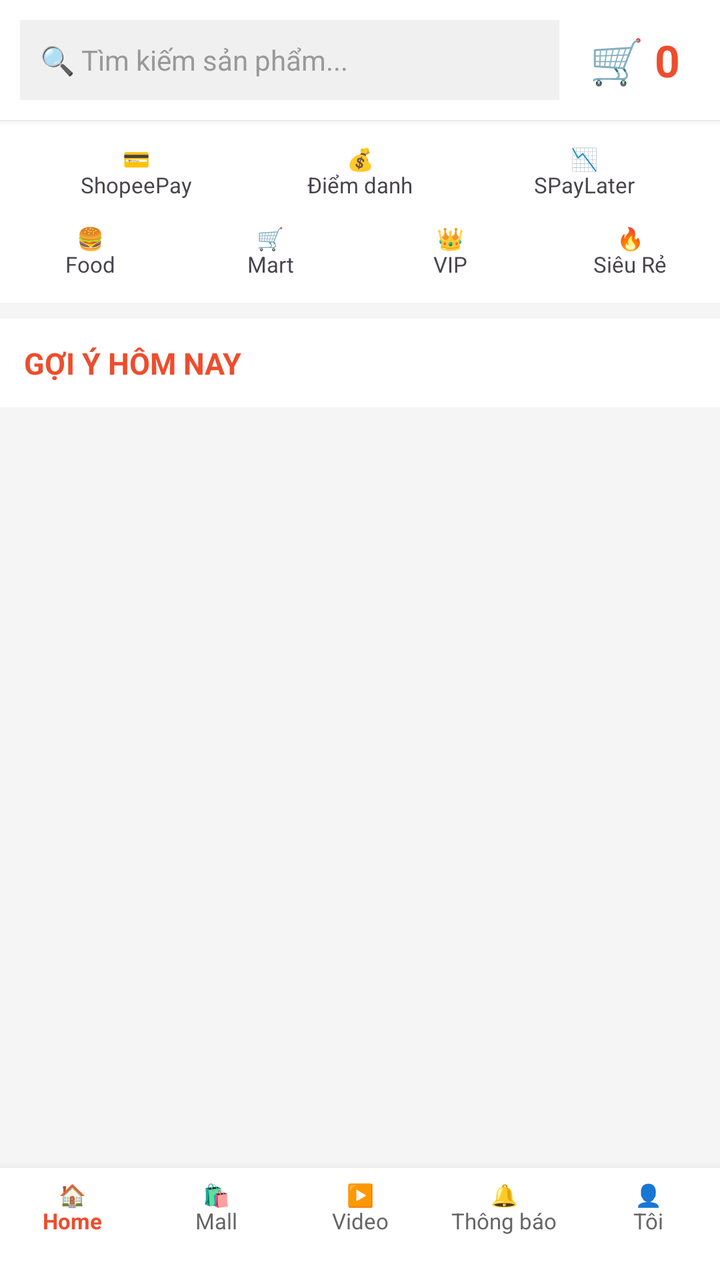
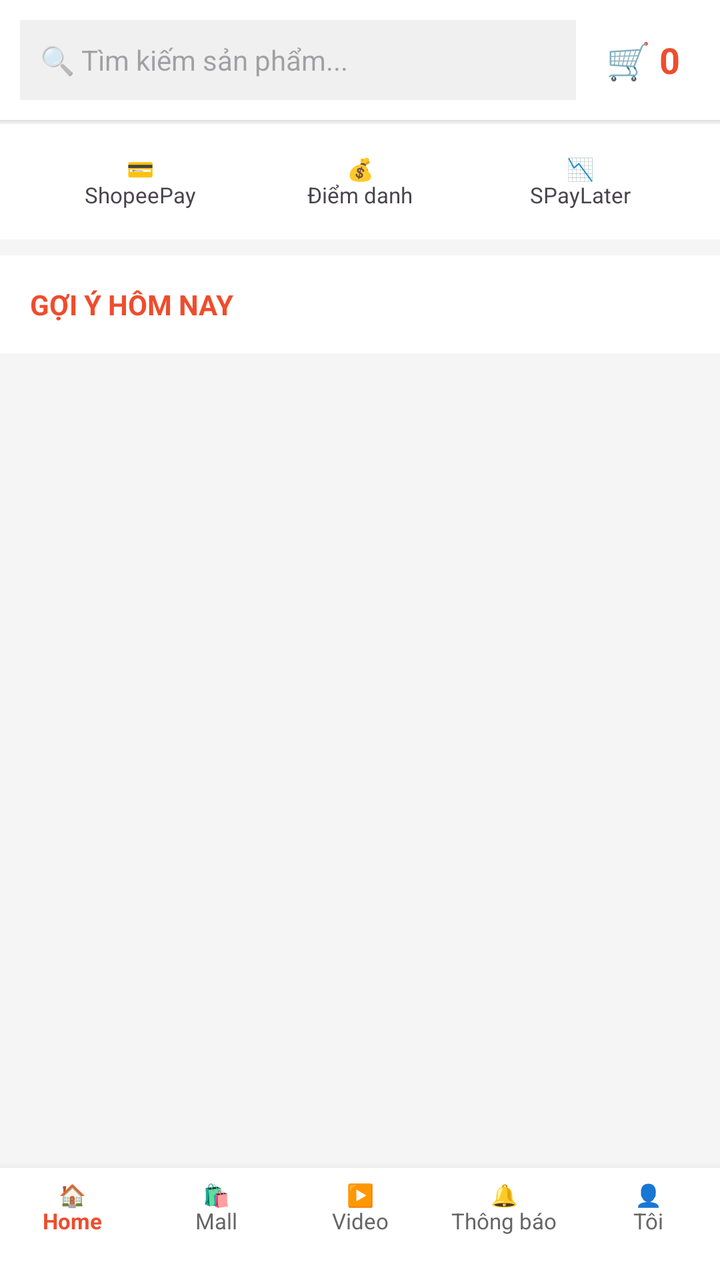

Compare the two renders of this Android layout. The source of the first and the diff that turns it into the second are given below.
<!-- AndroidManifest.xml: application theme Theme.MyApplication -->
<!-- res/layout/activity_main.xml -->
<?xml version="1.0" encoding="utf-8"?>
<RelativeLayout xmlns:android="http://schemas.android.com/apk/res/android"
    android:layout_width="match_parent"
    android:layout_height="match_parent"
    android:background="#F5F5F5"
    android:fitsSystemWindows="true"> 

    
    <LinearLayout
        android:id="@+id/topBar"
        android:layout_width="match_parent"
        android:layout_height="60dp"
        android:background="#FFFFFF"
        android:padding="10dp"
        android:gravity="center_vertical"
        android:elevation="2dp">

        <EditText
            android:id="@+id/edtSearch"
            android:layout_width="0dp"
            android:layout_weight="1"
            android:layout_height="40dp"
            android:background="#F0F0F0"
            android:hint="🔍 Tìm kiếm sản phẩm..."
            android:textColorHint="#999999"
            android:textColor="#333333"
            android:paddingLeft="10dp"
            android:textSize="14sp"
            android:singleLine="true" />

        
        <TextView
            android:id="@+id/tvCartShopee"
            android:layout_width="wrap_content"
            android:layout_height="match_parent"
            android:text="🛒 0"
            android:textColor="#EE4D2D"
            android:textSize="22sp"
            android:textStyle="bold"
            android:paddingLeft="15dp"
            android:paddingRight="10dp"
            android:gravity="center"
            android:background="?android:attr/selectableItemBackground"
            android:clickable="true"
            android:focusable="true" />
    </LinearLayout>

    
    <LinearLayout
        android:id="@+id/bottomNav"
        android:layout_width="match_parent"
        android:layout_height="56dp"
        android:layout_alignParentBottom="true"
        android:background="#FFFFFF"
        android:elevation="8dp"
        android:orientation="horizontal"
        android:paddingTop="6dp">

        <TextView android:layout_width="0dp" android:layout_height="match_parent" android:layout_weight="1" android:text="🏠\nHome" android:gravity="center_horizontal" android:textColor="#EE4D2D" android:textSize="11sp" android:textStyle="bold"/>
        <TextView android:layout_width="0dp" android:layout_height="match_parent" android:layout_weight="1" android:text="🛍️\nMall" android:gravity="center_horizontal" android:textColor="#666666" android:textSize="11sp"/>
        <TextView android:layout_width="0dp" android:layout_height="match_parent" android:layout_weight="1" android:text="▶️\nVideo" android:gravity="center_horizontal" android:textColor="#666666" android:textSize="11sp"/>
        <TextView android:layout_width="0dp" android:layout_height="match_parent" android:layout_weight="1" android:text="🔔\nThông báo" android:gravity="center_horizontal" android:textColor="#666666" android:textSize="11sp"/>
        <TextView
            android:id="@+id/btnProfile"
            android:layout_width="0dp"
            android:layout_height="match_parent"
            android:layout_weight="1"
            android:text="👤\nTôi"
            android:gravity="center_horizontal"
            android:textColor="#666666"
            android:textSize="11sp"/>
    </LinearLayout>

    
    <androidx.core.widget.NestedScrollView
        android:layout_width="match_parent"
        android:layout_height="match_parent"
        android:layout_below="@id/topBar"
        android:layout_above="@id/bottomNav">

        <LinearLayout
            android:layout_width="match_parent"
            android:layout_height="wrap_content"
            android:orientation="vertical">

            
            <LinearLayout
                android:layout_width="match_parent"
                android:layout_height="wrap_content"
                android:background="#FFFFFF"
                android:padding="12dp"
                android:orientation="horizontal">
                <TextView android:id="@+id/btnShopeePay" android:layout_width="0dp" android:layout_height="wrap_content" android:layout_weight="1" android:text="💳\nShopeePay" android:gravity="center" android:textSize="11sp"/>
                <TextView android:id="@+id/btnDiemDanh" android:layout_width="0dp" android:layout_height="wrap_content" android:layout_weight="1" android:text="💰\nĐiểm danh" android:gravity="center" android:textSize="11sp"/>
                <TextView android:id="@+id/btnSPayLater" android:layout_width="0dp" android:layout_height="wrap_content" android:layout_weight="1" android:text="📉\nSPayLater" android:gravity="center" android:textSize="11sp"/>
            </LinearLayout>

            <LinearLayout
                android:layout_width="match_parent"
                android:layout_height="wrap_content"
                android:background="#FFFFFF"
                android:paddingBottom="12dp"
                android:orientation="horizontal">
                <TextView android:layout_width="0dp" android:layout_height="wrap_content" android:layout_weight="1" android:text="🍔\nFood" android:gravity="center" android:textSize="11sp"/>
                <TextView android:layout_width="0dp" android:layout_height="wrap_content" android:layout_weight="1" android:text="🛒\nMart" android:gravity="center" android:textSize="11sp"/>
                <TextView android:layout_width="0dp" android:layout_height="wrap_content" android:layout_weight="1" android:text="👑\nVIP" android:gravity="center" android:textSize="11sp"/>
                <TextView android:layout_width="0dp" android:layout_height="wrap_content" android:layout_weight="1" android:text="🔥\nSiêu Rẻ" android:gravity="center" android:textSize="11sp"/>
            </LinearLayout>

            <TextView
                android:layout_width="match_parent"
                android:layout_height="wrap_content"
                android:text="GỢI Ý HÔM NAY"
                android:textColor="#EE4D2D"
                android:textStyle="bold"
                android:textSize="15sp"
                android:padding="12dp"
                android:background="#FFFFFF"
                android:layout_marginTop="8dp"/>

            <androidx.recyclerview.widget.RecyclerView
                android:id="@+id/rcvProducts"
                android:layout_width="match_parent"
                android:layout_height="wrap_content"
                android:padding="4dp"
                android:clipToPadding="false"
                android:nestedScrollingEnabled="false" />

        </LinearLayout>
    </androidx.core.widget.NestedScrollView>
</RelativeLayout>
<!-- resources referenced by this layout -->
<resources>
  <style name="Theme.MyApplication" parent="Base.Theme.MyApplication" />
  <style name="Base.Theme.MyApplication" parent="Theme.Material3.DayNight.NoActionBar">
          
          
      </style>
</resources>

<!-- the commit's change to res/layout/activity_main.xml (unified diff, before → after) -->
@@ -6,44 +6,112 @@
     android:fitsSystemWindows="true"> 
 
     
-    <LinearLayout
-        android:id="@+id/topBar"
+    <ScrollView
         android:layout_width="match_parent"
-        android:layout_height="60dp"
-        android:background="#FFFFFF"
-        android:padding="10dp"
-        android:gravity="center_vertical"
-        android:elevation="2dp">
+        android:layout_height="match_parent"
+        android:layout_above="@+id/bottomNav">
 
-        <EditText
-            android:id="@+id/edtSearch"
-            android:layout_width="0dp"
-            android:layout_weight="1"
-            android:layout_height="40dp"
-            android:background="#F0F0F0"
-            android:hint="🔍 Tìm kiếm sản phẩm..."
-            android:textColorHint="#999999"
-            android:textColor="#333333"
-            android:paddingLeft="10dp"
-            android:textSize="14sp"
-            android:singleLine="true" />
+        <LinearLayout
+            android:layout_width="match_parent"
+            android:layout_height="wrap_content"
+            android:orientation="vertical">
 
-        
-        <TextView
-            android:id="@+id/tvCartShopee"
-            android:layout_width="wrap_content"
-            android:layout_height="match_parent"
-            android:text="🛒 0"
-            android:textColor="#EE4D2D"
-            android:textSize="22sp"
-            android:textStyle="bold"
-            android:paddingLeft="15dp"
-            android:paddingRight="10dp"
-            android:gravity="center"
-            android:background="?android:attr/selectableItemBackground"
-            android:clickable="true"
-            android:focusable="true" />
-    </LinearLayout>
+            
+            <LinearLayout
+                android:layout_width="match_parent"
+                android:layout_height="60dp"
+                android:background="#FFFFFF"
+                android:orientation="horizontal"
+                android:padding="10dp"
+                android:gravity="center_vertical"
+                android:elevation="2dp">
+
+                <EditText
+                    android:id="@+id/edtSearch"
+                    android:layout_width="0dp"
+                    android:layout_height="40dp"
+                    android:layout_weight="1"
+                    android:background="#F0F0F0"
+                    android:hint="🔍 Tìm kiếm sản phẩm..."
+                    android:paddingLeft="10dp"
+                    android:textSize="14sp" />
+
+                <TextView
+                    android:id="@+id/tvCartShopee"
+                    android:layout_width="wrap_content"
+                    android:layout_height="wrap_content"
+                    android:layout_marginLeft="15dp"
+                    android:layout_marginRight="10dp"
+                    android:text="🛒 0"
+                    android:textColor="#EE4D2D"
+                    android:textSize="18sp"
+                    android:textStyle="bold" />
+            </LinearLayout>
+
+            
+            <LinearLayout
+                android:layout_width="match_parent"
+                android:layout_height="wrap_content"
+                android:background="#FFFFFF"
+                android:orientation="vertical"
+                android:padding="15dp"
+                android:layout_marginTop="2dp">
+
+                <LinearLayout
+                    android:layout_width="match_parent"
+                    android:layout_height="wrap_content"
+                    android:orientation="horizontal">
+
+                    <TextView
+                        android:id="@+id/btnShopeePay"
+                        android:layout_width="0dp"
+                        android:layout_height="wrap_content"
+                        android:layout_weight="1"
+                        android:text="💳\nShopeePay"
+                        android:gravity="center"
+                        android:textSize="11sp" />
+
+                    <TextView
+                        android:id="@+id/btnDiemDanh"
+                        android:layout_width="0dp"
+                        android:layout_height="wrap_content"
+                        android:layout_weight="1"
+                        android:text="💰\nĐiểm danh"
+                        android:gravity="center"
+                        android:textSize="11sp" />
+
+                    <TextView
+                        android:id="@+id/btnSPayLater"
+                        android:layout_width="0dp"
+                        android:layout_height="wrap_content"
+                        android:layout_weight="1"
+                        android:text="📉\nSPayLater"
+                        android:gravity="center"
+                        android:textSize="11sp" />
+                </LinearLayout>
+            </LinearLayout>
+
+            
+            <TextView
+                android:layout_width="match_parent"
+                android:layout_height="wrap_content"
+                android:text="GỢI Ý HÔM NAY"
+                android:textColor="#EE4D2D"
+                android:textStyle="bold"
+                android:textSize="14sp"
+                android:padding="15dp"
+                android:background="#FFFFFF"
+                android:layout_marginTop="8dp" />
+
+            
+            <androidx.recyclerview.widget.RecyclerView
+                android:id="@+id/rcvProducts"
+                android:layout_width="match_parent"
+                android:layout_height="wrap_content"
+                android:nestedScrollingEnabled="false"
+                android:padding="5dp" />
+        </LinearLayout>
+    </ScrollView>
 
     
     <LinearLayout
@@ -56,10 +124,43 @@
         android:orientation="horizontal"
         android:paddingTop="6dp">
 
-        <TextView android:layout_width="0dp" android:layout_height="match_parent" android:layout_weight="1" android:text="🏠\nHome" android:gravity="center_horizontal" android:textColor="#EE4D2D" android:textSize="11sp" android:textStyle="bold"/>
-        <TextView android:layout_width="0dp" android:layout_height="match_parent" android:layout_weight="1" android:text="🛍️\nMall" android:gravity="center_horizontal" android:textColor="#666666" android:textSize="11sp"/>
-        <TextView android:layout_width="0dp" android:layout_height="match_parent" android:layout_weight="1" android:text="▶️\nVideo" android:gravity="center_horizontal" android:textColor="#666666" android:textSize="11sp"/>
-        <TextView android:layout_width="0dp" android:layout_height="match_parent" android:layout_weight="1" android:text="🔔\nThông báo" android:gravity="center_horizontal" android:textColor="#666666" android:textSize="11sp"/>
+        <TextView
+            android:layout_width="0dp"
+            android:layout_height="match_parent"
+            android:layout_weight="1"
+            android:text="🏠\nHome"
+            android:gravity="center_horizontal"
+            android:textColor="#EE4D2D"
+            android:textSize="11sp"
+            android:textStyle="bold" />
+
+        <TextView
+            android:layout_width="0dp"
+            android:layout_height="match_parent"
+            android:layout_weight="1"
+            android:text="🛍️\nMall"
+            android:gravity="center_horizontal"
+            android:textColor="#666666"
+            android:textSize="11sp" />
+
+        <TextView
+            android:layout_width="0dp"
+            android:layout_height="match_parent"
+            android:layout_weight="1"
+            android:text="▶️\nVideo"
+            android:gravity="center_horizontal"
+            android:textColor="#666666"
+            android:textSize="11sp" />
+
+        <TextView
+            android:layout_width="0dp"
+            android:layout_height="match_parent"
+            android:layout_weight="1"
+            android:text="🔔\nThông báo"
+            android:gravity="center_horizontal"
+            android:textColor="#666666"
+            android:textSize="11sp" />
+
         <TextView
             android:id="@+id/btnProfile"
             android:layout_width="0dp"
@@ -68,64 +169,7 @@
             android:text="👤\nTôi"
             android:gravity="center_horizontal"
             android:textColor="#666666"
-            android:textSize="11sp"/>
+            android:textSize="11sp" />
     </LinearLayout>
 
-    
-    <androidx.core.widget.NestedScrollView
-        android:layout_width="match_parent"
-        android:layout_height="match_parent"
-        android:layout_below="@id/topBar"
-        android:layout_above="@id/bottomNav">
-
-        <LinearLayout
-            android:layout_width="match_parent"
-            android:layout_height="wrap_content"
-            android:orientation="vertical">
-
-            
-            <LinearLayout
-                android:layout_width="match_parent"
-                android:layout_height="wrap_content"
-                android:background="#FFFFFF"
-                android:padding="12dp"
-                android:orientation="horizontal">
-                <TextView android:id="@+id/btnShopeePay" android:layout_width="0dp" android:layout_height="wrap_content" android:layout_weight="1" android:text="💳\nShopeePay" android:gravity="center" android:textSize="11sp"/>
-                <TextView android:id="@+id/btnDiemDanh" android:layout_width="0dp" android:layout_height="wrap_content" android:layout_weight="1" android:text="💰\nĐiểm danh" android:gravity="center" android:textSize="11sp"/>
-                <TextView android:id="@+id/btnSPayLater" android:layout_width="0dp" android:layout_height="wrap_content" android:layout_weight="1" android:text="📉\nSPayLater" android:gravity="center" android:textSize="11sp"/>
-            </LinearLayout>
-
-            <LinearLayout
-                android:layout_width="match_parent"
-                android:layout_height="wrap_content"
-                android:background="#FFFFFF"
-                android:paddingBottom="12dp"
-                android:orientation="horizontal">
-                <TextView android:layout_width="0dp" android:layout_height="wrap_content" android:layout_weight="1" android:text="🍔\nFood" android:gravity="center" android:textSize="11sp"/>
-                <TextView android:layout_width="0dp" android:layout_height="wrap_content" android:layout_weight="1" android:text="🛒\nMart" android:gravity="center" android:textSize="11sp"/>
-                <TextView android:layout_width="0dp" android:layout_height="wrap_content" android:layout_weight="1" android:text="👑\nVIP" android:gravity="center" android:textSize="11sp"/>
-                <TextView android:layout_width="0dp" android:layout_height="wrap_content" android:layout_weight="1" android:text="🔥\nSiêu Rẻ" android:gravity="center" android:textSize="11sp"/>
-            </LinearLayout>
-
-            <TextView
-                android:layout_width="match_parent"
-                android:layout_height="wrap_content"
-                android:text="GỢI Ý HÔM NAY"
-                android:textColor="#EE4D2D"
-                android:textStyle="bold"
-                android:textSize="15sp"
-                android:padding="12dp"
-                android:background="#FFFFFF"
-                android:layout_marginTop="8dp"/>
-
-            <androidx.recyclerview.widget.RecyclerView
-                android:id="@+id/rcvProducts"
-                android:layout_width="match_parent"
-                android:layout_height="wrap_content"
-                android:padding="4dp"
-                android:clipToPadding="false"
-                android:nestedScrollingEnabled="false" />
-
-        </LinearLayout>
-    </androidx.core.widget.NestedScrollView>
 </RelativeLayout>
